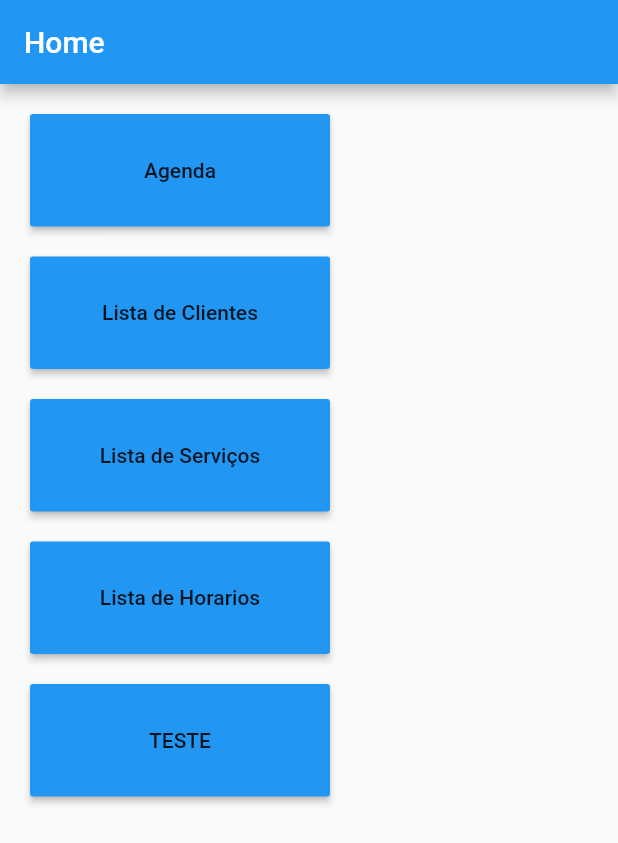
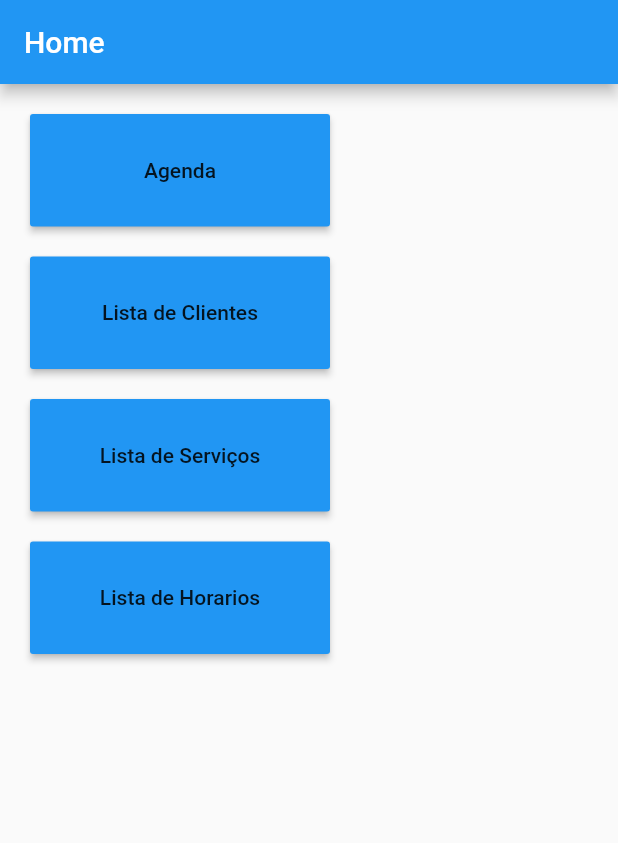
Before and after one commit to robertoalam/flutter-carwashing, a Flutter app: the homeTela screen opened directly, on a phone screen of 412 x 824 dp. Shown: the top 843 px of the screen. Run offline on Flutter 3.47's test engine with Material 2 defaults, Android fonts, the phone set to English and light mode, and no system bars; our stand-ins replace brasil_fields, connectivity, datetime_picker_formfield, sqflite; accounts and stored records are empty.

Commit message:
substituido itens por uma lista de itens

```diff
--- a/lib/telas/homeTela.dart
+++ b/lib/telas/homeTela.dart
@@ -8,8 +8,16 @@ import 'package:flutter_carwashing/widgets/network_sensitivity.dart';
 
 class homeTela extends StatelessWidget {
 
+    final List<Map<String,dynamic>> _listagem = [
+        {'label':'Agenda','tela':agendaListTela(),'imagem':'agenda.jpg'},
+        {'label':'Lista de Clientes','tela':clienteListTela(),'imagem':'clientes.jpg'},
+        {'label':'Lista de Serviços','tela':servicoListTela(),'imagem':'servicos.jpg'},
+        {'label':'Lista de Horarios','tela':horarioListTela(),'imagem':'horarios.jpg'},
+    ];
+
   @override
   Widget build(BuildContext context) {
+      print(_listagem.length);
       return Scaffold(
           appBar: AppBar(
               title: Text('Home'),
@@ -20,64 +28,20 @@ class homeTela extends StatelessWidget {
                 child: Column(
                     mainAxisAlignment: MainAxisAlignment.spaceAround,
                     mainAxisSize: MainAxisSize.max,
-                    children: [
-                        Padding(
+                    children: _listagem.map( ( item ){
+                        return Padding(
                             padding: EdgeInsets.all(10.0),
                             child: ButtonTheme(
                                 minWidth: 200.0,
                                 height: 75.0,
                                 child: RaisedButton(
                                     color: Colors.blue,
-                                    onPressed: () => _navegarTela(context, agendaListTela()),
-                                    child: Text("Agenda"),
+                                    onPressed: () => _navegarTela(context, item['tela'] ),
+                                    child: Text( item['label']),
                                 ),
                             ),
-                        ),
-                        Padding(
-                            padding: EdgeInsets.all(10.0),
-                            child: ButtonTheme(
-                                minWidth: 200.0,
-                                height: 75.0,
-                                child: RaisedButton(
-                                    onPressed: () => _navegarTela(context, clienteListTela()),
-                                    child: Text("Lista de Clientes"),
-                                ),
-                            ),
-                        ),
-                        Padding(
-                            padding: EdgeInsets.all(10.0),
-                            child: ButtonTheme(
-                                minWidth: 200.0,
-                                height: 75.0,
-                                child: RaisedButton(
-                                    onPressed: () => _navegarTela(context, servicoListTela()),
-                                    child: Text("Lista de Serviços"),
-                                ),
-                            ),
-                        ),
-                        Padding(
-                            padding: EdgeInsets.all(10.0),
-                            child: ButtonTheme(
-                                minWidth: 200.0,
-                                height: 75.0,
-                                child: RaisedButton(
-                                    onPressed: () => _navegarTela(context, horarioListTela()),
-                                    child: Text("Lista de Horarios"),
-                                ),
-                            ),
-                        ),
-                        Padding(
-                            padding: EdgeInsets.all(10.0),
-                            child: ButtonTheme(
-                                minWidth: 200.0,
-                                height: 75.0,
-                                child: RaisedButton(
-                                    onPressed: () => _teste(context),
-                                    child: Text("TESTE"),
-                                ),
-                            ),
-                        ),
-                    ],
+                        );
+                    }).toList(),
                 ),
             ),
           ),
--- a/pubspec.yaml
+++ b/pubspec.yaml
@@ -62,7 +62,11 @@ flutter:
 
   # To add assets to your application, add an assets section, like this:
   assets:
-   - images/igti.png
+    - images/igti.png
+    - images/agenda.jpg
+    - images/clientes.jpg
+    - images/horarios.jpg
+    - images/servicos.jpg
   #   - images/a_dot_ham.jpeg
 
   # An image asset can refer to one or more resolution-specific "variants", see
```
Also changed, not shown: images/agenda.jpg (added), images/clientes.jpg (added), images/horarios.jpg (added), images/servicos.jpg (added).
